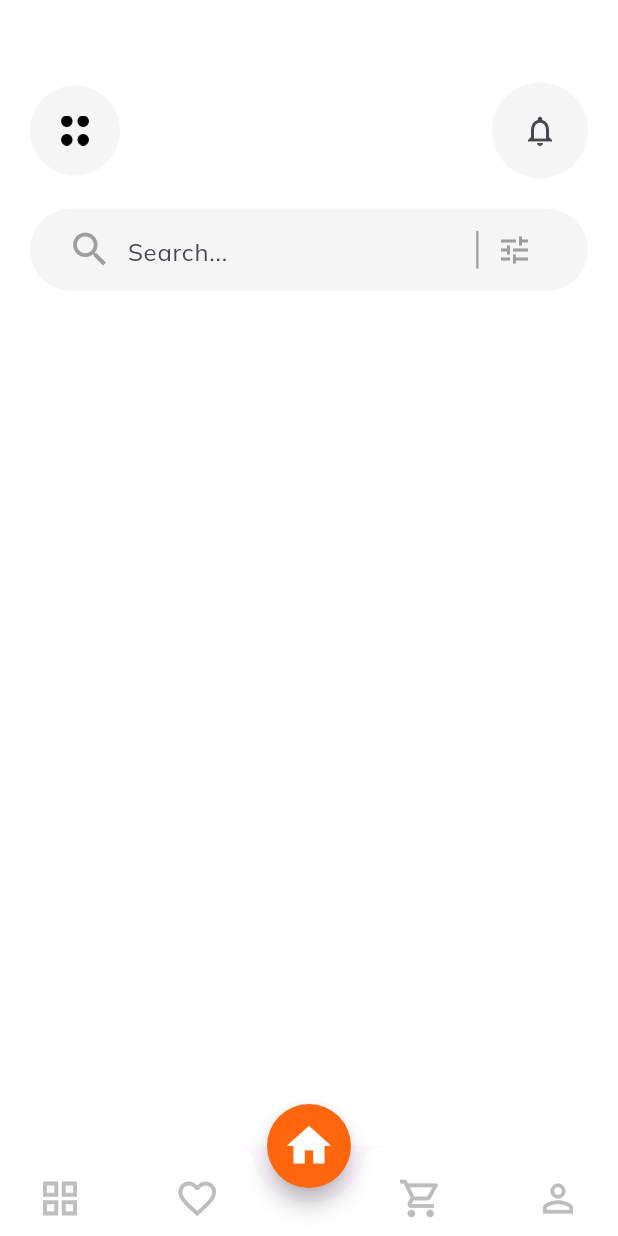
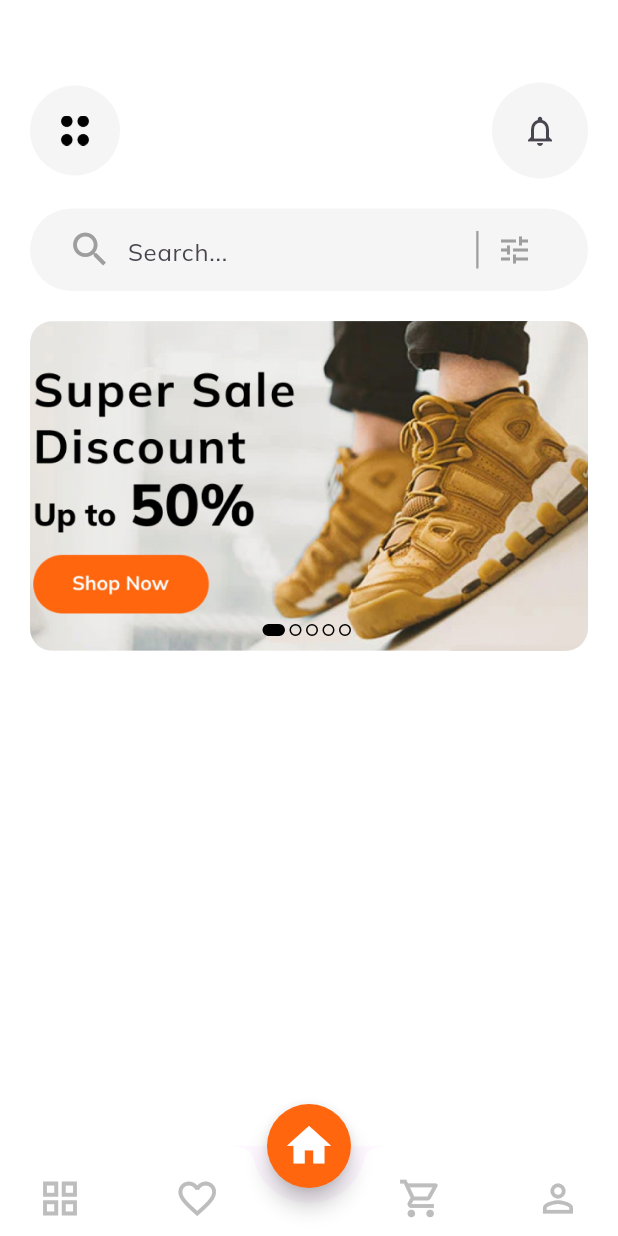
Before and after one commit to petelpop/e_commerce, a Flutter app: the screen it shows after launch, on a phone screen of 412 x 824 dp. Run offline on Flutter 3.47's test engine with Material 3 defaults, Android fonts, the phone set to English and light mode, and no system bars; our stand-ins replace google_fonts.

Commit message:
create image slider

```diff
--- a/lib/views/home_screen.dart
+++ b/lib/views/home_screen.dart
@@ -1,9 +1,17 @@
 import 'package:e_commerce/widget/home_app_bar.dart';
 import 'package:e_commerce/widget/search_bar.dart';
+import 'package:e_commerce/widget/slider_image.dart';
 import 'package:flutter/material.dart';
 
-class HomeScreen extends StatelessWidget {
+class HomeScreen extends StatefulWidget {
   const HomeScreen({super.key});
+
+  @override
+  State<HomeScreen> createState() => _HomeScreenState();
+}
+
+class _HomeScreenState extends State<HomeScreen> {
+  int currentSlider = 0;
 
   @override
   Widget build(BuildContext context) {
@@ -11,16 +19,21 @@ class HomeScreen extends StatelessWidget {
       backgroundColor: Colors.white,
       body: SingleChildScrollView(
         child: Padding(
-          padding: EdgeInsets.all(20),
+          padding: const EdgeInsets.all(20),
           child: Column(
             crossAxisAlignment: CrossAxisAlignment.start,
             children: [
-              SizedBox(height: 35),
-              CustomAppBar(),
-              SizedBox(height: 20),
-              CustomSearchBar(),
-              SizedBox(height: 20),
-
+              const SizedBox(height: 35),
+              const CustomAppBar(),
+              const SizedBox(height: 20),
+              const CustomSearchBar(),
+              const SizedBox(height: 20),
+              ImageSlider(currentSlide: currentSlider,
+              onChange: (value){
+                setState(() {
+                  currentSlider = value;
+                });
+              })
 
 
             ],
--- /dev/null
+++ b/lib/widget/slider_image.dart
@@ -0,0 +1,69 @@
+import 'package:flutter/material.dart';
+
+class ImageSlider extends StatelessWidget {
+  final Function (int) onChange;
+  final int currentSlide;
+
+  const ImageSlider({super.key, required this.currentSlide, required this.onChange});
+
+  @override
+  Widget build(BuildContext context) {
+    return Stack(
+      children: [
+        SizedBox(
+          height: 220,
+          width: double.infinity,
+          child: ClipRRect(
+            borderRadius: BorderRadius.circular(15),
+            child: PageView(
+              scrollDirection: Axis.horizontal,
+              allowImplicitScrolling: true,
+              onPageChanged: onChange,
+              physics: ClampingScrollPhysics(),
+              children: [
+                Image.asset(
+                  "images/slider.jpg",
+                  fit: BoxFit.cover,
+                ),
+                Image.asset(
+                  "images/image1.png",
+                  fit: BoxFit.cover,
+                ),
+                Image.asset(
+                  "images/slider3.png",
+                  fit: BoxFit.cover,
+                ),
+              ],
+            ),
+          ),
+        ),
+        Positioned.fill(
+          bottom: 10,
+            child: Align(
+          alignment: Alignment.bottomCenter,
+          child: Row(
+            mainAxisAlignment: MainAxisAlignment.center,
+            children:
+              List.generate(
+                  5,
+                  (index) => AnimatedContainer(
+                    duration: Duration(microseconds: 300),
+                    width: currentSlide == index ? 15:8,
+                    height: 8,
+                    margin: EdgeInsets.only(right: 3),
+                    decoration: BoxDecoration(
+                      borderRadius: BorderRadius.circular(10),
+                      color: currentSlide == index ? Colors.black : Colors.transparent,
+                      border: Border.all(
+                        color: Colors.black
+                      )
+                    ),
+                    )
+                  )
+            ,
+          ),
+        ))
+      ],
+    );
+  }
+}
```
